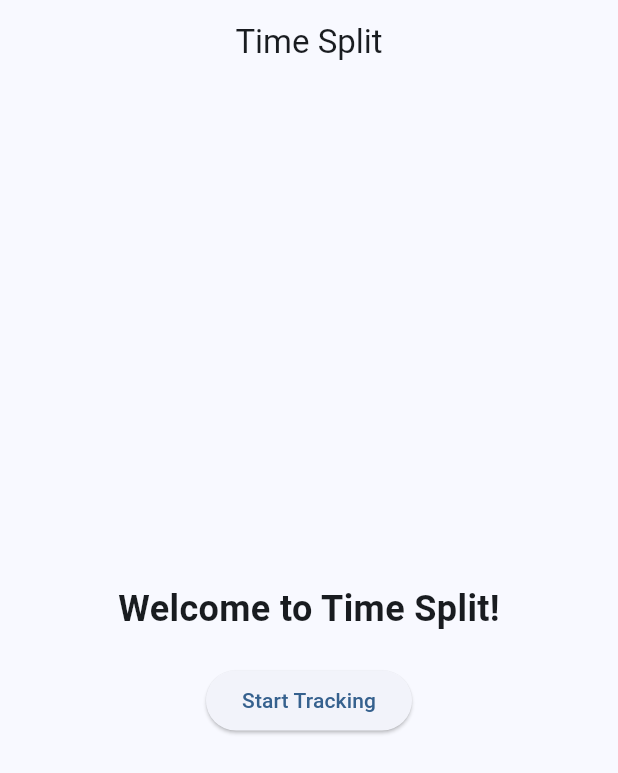
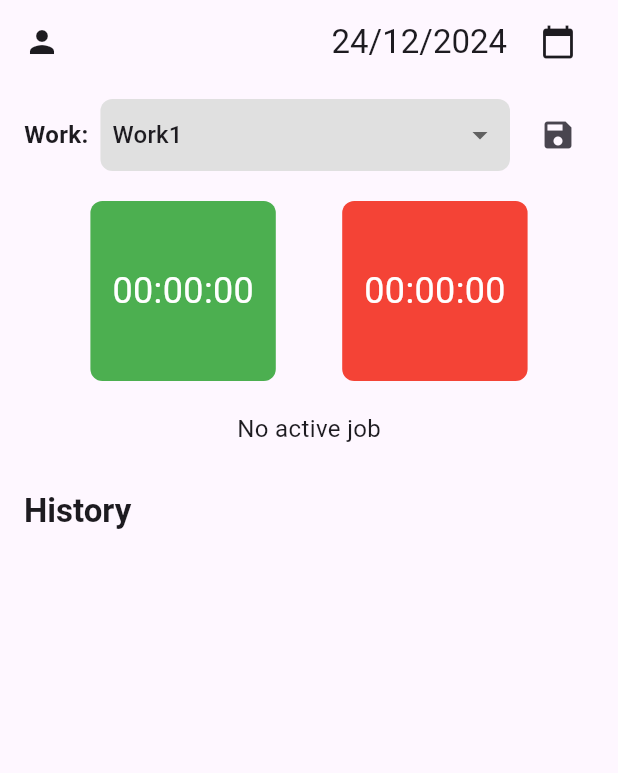
Before and after one commit to arda-sahin/TimeSplit, a Flutter app: the screen it shows after launch, on a phone screen of 412 x 824 dp. Shown: the top 773 px of the screen. Run offline on Flutter 3.47's test engine with Material 3 defaults, Android fonts, the phone set to English and light mode, and no system bars; our stand-ins replace sqflite; accounts and stored records are empty.

Commit message:
programın temelleri atıldı

```diff
--- a/lib/main.dart
+++ b/lib/main.dart
@@ -1,4 +1,6 @@
 import 'package:flutter/material.dart';
+import '../../views/home/home_view.dart';
+
 
 void main() {
   runApp(const MyApp());
@@ -11,43 +13,8 @@ class MyApp extends StatelessWidget {
   Widget build(BuildContext context) {
     return MaterialApp(
       title: 'Time Split',
-      theme: ThemeData(
-        colorScheme: ColorScheme.fromSeed(seedColor: Colors.blue),
-        useMaterial3: true,
-      ),
-      home: const HomePage(),
+      debugShowCheckedModeBanner: false,
+      home: const HomeView(),
     );
   }
 }
-
-class HomePage extends StatelessWidget {
-  const HomePage({super.key});
-
-  @override
-  Widget build(BuildContext context) {
-    return Scaffold(
-      appBar: AppBar(
-        title: const Text('Time Split'),
-        centerTitle: true,
-      ),
-      body: Center(
-        child: Column(
-          mainAxisAlignment: MainAxisAlignment.center,
-          children: [
-            const Text(
-              'Welcome to Time Split!',
-              style: TextStyle(fontSize: 24, fontWeight: FontWeight.bold),
-            ),
-            const SizedBox(height: 20),
-            ElevatedButton(
-              onPressed: () {
-                // Timer ekranına yönlendirme yapılabilir
-              },
-              child: const Text('Start Tracking'),
-            ),
-          ],
-        ),
-      ),
-    );
-  }
-}
--- /dev/null
+++ b/lib/models/category.dart
@@ -0,0 +1,29 @@
+class Category {
+  final int id;
+  final String name;
+  final bool isProductive;
+
+  Category({
+    required this.id,
+    required this.name,
+    required this.isProductive,
+  });
+
+  // Veritabanından gelen veriyi modele çevirme
+  factory Category.fromMap(Map<String, dynamic> map) {
+    return Category(
+      id: map['id'],
+      name: map['name'],
+      isProductive: map['isProductive'] == 1,
+    );
+  }
+
+  // Modeli veritabanına kaydetmek için haritaya çevirme
+  Map<String, dynamic> toMap() {
+    return {
+      'id': id,
+      'name': name,
+      'isProductive': isProductive ? 1 : 0,
+    };
+  }
+}
--- /dev/null
+++ b/lib/views/home/home_view.dart
@@ -0,0 +1,362 @@
+import 'dart:async';
+import 'package:flutter/material.dart';
+
+class HomeView extends StatefulWidget {
+  const HomeView({Key? key}) : super(key: key);
+
+  @override
+  State<HomeView> createState() => _HomeViewState();
+}
+
+class _HomeViewState extends State<HomeView> {
+  // Timer: her 1 saniyede bir "akmakta olan iş"i günceller
+  Timer? _timer;
+
+  // Günün toplam süreleri (asla sıfırlanmaz; gün bitince resetlenebilir)
+  Duration _productiveTotal = Duration.zero;
+  Duration _unproductiveTotal = Duration.zero;
+
+  // Şu anda aktif olan işin süresi (parça süre).
+  // "Start" dendiğinde 0’dan başlar ve ilerler. "Kaydet" veya iş değiştirince sıfırlanır.
+  Duration _currentJobTime = Duration.zero;
+
+  // Hangisi çalışıyor? 'productive', 'unproductive' veya null
+  String? _currentlyRunning;
+
+  // History listesi (parça kayıtlar)
+  final List<_HistoryItem> _history = [];
+
+  // Kategori seçimi (örnek bir liste)
+  final List<String> _mockCategories = ["Work1", "Work2"];
+  String? _selectedCategory;
+
+  @override
+  void initState() {
+    super.initState();
+    // Varsayılan olarak bir kategori seçili olsun
+    if (_mockCategories.isNotEmpty) {
+      _selectedCategory = _mockCategories.first;
+    }
+
+    // Her 1 saniyede bir Timer tetiklenerek, mevcut iş varsa _currentJobTime artacak
+    _timer = Timer.periodic(const Duration(seconds: 1), (timer) {
+      if (_currentlyRunning != null) {
+        setState(() {
+          _currentJobTime += const Duration(seconds: 1);
+        });
+      }
+    });
+  }
+
+  @override
+  void dispose() {
+    // Ekrandan çıkarken Timer’ı iptal et
+    _timer?.cancel();
+    super.dispose();
+  }
+
+  // Süreyi "HH:MM:SS" formatına çeviren yardımcı fonksiyon
+  String _formatDuration(Duration d) {
+    String twoDigits(int n) => n.toString().padLeft(2, '0');
+    final hours = twoDigits(d.inHours);
+    final minutes = twoDigits(d.inMinutes.remainder(60));
+    final seconds = twoDigits(d.inSeconds.remainder(60));
+    return "$hours:$minutes:$seconds";
+  }
+
+  // Üstte gösterilen tarih formatı (örnek basit kullanım)
+  String get _formattedDate {
+    final now = DateTime.now();
+    return "${now.day}/${now.month}/${now.year}";
+  }
+
+  // Yeşil kutuya tıklama
+  void _onTapGreen() {
+    setState(() {
+      // Eğer zaten yeşil çalışıyorsa => durdur
+      if (_currentlyRunning == 'productive') {
+        _currentlyRunning = null;
+        // Burada durdurmak haricinde _currentJobTime sıfırlamıyoruz.
+        // Çünkü "Kaydet" butonuna basılmadı. Kullanıcı kaydetmek isterse
+        // bu süreden yararlanır veya farklı bir mantık kurabilirsin.
+      }
+      // Eğer kırmızı çalışıyorsa => onu durdur ve yeşili başlat (parça süreyi sıfırla)
+      else if (_currentlyRunning == 'unproductive') {
+        _currentlyRunning = 'productive';
+        // Kırmızıdayken biriktirilmiş parça süreyi eğer kaydetmeden geçiyorsa
+        // sıfırlayabilir veya otomatik kaydedebilirsin. Şimdilik sıfırlıyoruz.
+        _currentJobTime = Duration.zero;
+      }
+      // Eğer hiçbir şey çalışmıyorsa => yeşili başlat
+      else {
+        _currentlyRunning = 'productive';
+        _currentJobTime = Duration.zero;
+      }
+    });
+  }
+
+  // Kırmızı kutuya tıklama
+  void _onTapRed() {
+    setState(() {
+      // Eğer zaten kırmızı çalışıyorsa => durdur
+      if (_currentlyRunning == 'unproductive') {
+        _currentlyRunning = null;
+      }
+      // Eğer yeşil çalışıyorsa => durdur ve kırmızı başlat
+      else if (_currentlyRunning == 'productive') {
+        _currentlyRunning = 'unproductive';
+        _currentJobTime = Duration.zero;
+      }
+      // Eğer hiçbiri çalışmıyorsa => kırmızıyı başlat
+      else {
+        _currentlyRunning = 'unproductive';
+        _currentJobTime = Duration.zero;
+      }
+    });
+  }
+
+  // Kaydet butonuna tıklama
+  // O anda hangi iş çalışıyorsa onun parça süresi history'e eklenir;
+  // toplam süreye eklenir; _currentJobTime = 0
+  void _saveTimerData() {
+    if (_currentlyRunning == null) {
+      // Hiçbir iş çalışmıyor
+      ScaffoldMessenger.of(context).showSnackBar(
+        const SnackBar(content: Text("No active job to save.")),
+      );
+      return;
+    }
+
+    // O an hangi kategori seçili?
+    final category = _selectedCategory ?? "Unknown";
+
+    // Parça süre
+    final chunk = _currentJobTime;
+
+    // History'e ekle
+    final color =
+    (_currentlyRunning == 'productive') ? Colors.green : Colors.red;
+    setState(() {
+      _history.add(_HistoryItem(
+        category: category,
+        duration: chunk,
+        color: color,
+      ));
+
+      // Günün toplamına ekle
+      if (_currentlyRunning == 'productive') {
+        _productiveTotal += chunk;
+      } else {
+        _unproductiveTotal += chunk;
+      }
+
+      // Parça süreyi sıfırla
+      _currentJobTime = Duration.zero;
+    });
+  }
+
+  @override
+  Widget build(BuildContext context) {
+    // Yeşil karede gösterilecek toplam süre
+    // Eğer yeşil çalışıyorsa, (günün toplam süresi + parça süre)
+    final productiveDisplay = (_currentlyRunning == 'productive')
+        ? _productiveTotal + _currentJobTime
+        : _productiveTotal;
+
+    // Kırmızı karede gösterilecek toplam süre
+    final unproductiveDisplay = (_currentlyRunning == 'unproductive')
+        ? _unproductiveTotal + _currentJobTime
+        : _unproductiveTotal;
+
+    // “Mevcut iş süresi” göstermek için
+    final currentJobText = (_currentlyRunning == null)
+        ? "No active job"
+        : "Current job time: ${_formatDuration(_currentJobTime)}";
+
+    return Scaffold(
+      appBar: AppBar(
+        title: Row(
+          mainAxisAlignment: MainAxisAlignment.end,
+          children: [
+            Text(_formattedDate),
+            const SizedBox(width: 10),
+            IconButton(
+              icon: const Icon(Icons.calendar_today),
+              onPressed: () {
+                // Takvim ekranına geçiş
+              },
+            ),
+          ],
+        ),
+        leading: IconButton(
+          icon: const Icon(Icons.person),
+          onPressed: () {
+            // Kategori yönetimi ya da kullanıcı ayarları ekranına gidebilirsin
+          },
+        ),
+      ),
+      body: SafeArea(
+        child: Padding(
+          padding:
+          const EdgeInsets.symmetric(horizontal: 16.0, vertical: 10.0),
+          child: Column(
+            children: [
+              // WORK + Category + Save
+              Row(
+                children: [
+                  const Text(
+                    "Work:",
+                    style: TextStyle(
+                      fontWeight: FontWeight.bold,
+                      fontSize: 16,
+                    ),
+                  ),
+                  const SizedBox(width: 8),
+                  Expanded(
+                    child: Container(
+                      padding: const EdgeInsets.symmetric(horizontal: 8),
+                      decoration: BoxDecoration(
+                        color: Colors.grey.shade300,
+                        borderRadius: BorderRadius.circular(8),
+                      ),
+                      child: DropdownButton<String>(
+                        value: _selectedCategory,
+                        isExpanded: true,
+                        underline: const SizedBox(),
+                        items: _mockCategories.map((cat) {
+                          return DropdownMenuItem(
+                            value: cat,
+                            child: Text(cat),
+                          );
+                        }).toList(),
+                        onChanged: (value) {
+                          setState(() {
+                            _selectedCategory = value;
+                          });
+                        },
+                      ),
+                    ),
+                  ),
+                  const SizedBox(width: 8),
+                  IconButton(
+                    icon: const Icon(Icons.save),
+                    onPressed: _saveTimerData,
+                  ),
+                ],
+              ),
+              const SizedBox(height: 20),
+
+              // Yeşil ve Kırmızı kutular
+              Row(
+                mainAxisAlignment: MainAxisAlignment.spaceEvenly,
+                children: [
+                  // Yeşil
+                  GestureDetector(
+                    onTap: _onTapGreen,
+                    child: Container(
+                      width: MediaQuery.of(context).size.width * 0.3,
+                      height: 120,
+                      decoration: BoxDecoration(
+                        color: Colors.green,
+                        borderRadius: BorderRadius.circular(8),
+                      ),
+                      child: Center(
+                        child: Text(
+                          _formatDuration(productiveDisplay),
+                          style: const TextStyle(
+                            fontSize: 24,
+                            color: Colors.white,
+                          ),
+                        ),
+                      ),
+                    ),
+                  ),
+
+                  // Kırmızı
+                  GestureDetector(
+                    onTap: _onTapRed,
+                    child: Container(
+                      width: MediaQuery.of(context).size.width * 0.3,
+                      height: 120,
+                      decoration: BoxDecoration(
+                        color: Colors.red,
+                        borderRadius: BorderRadius.circular(8),
+                      ),
+                      child: Center(
+                        child: Text(
+                          _formatDuration(unproductiveDisplay),
+                          style: const TextStyle(
+                            fontSize: 24,
+                            color: Colors.white,
+                          ),
+                        ),
+                      ),
+                    ),
+                  ),
+                ],
+              ),
+
+              const SizedBox(height: 20),
+
+              // Mevcut iş süresi (Current job time)
+              Text(
+                currentJobText,
+                style: const TextStyle(fontSize: 16),
+              ),
+
+              const SizedBox(height: 30),
+
+              // History
+              Align(
+                alignment: Alignment.centerLeft,
+                child: Text(
+                  "History",
+                  style: Theme.of(context).textTheme.titleLarge?.copyWith(
+                    fontWeight: FontWeight.bold,
+                  ),
+                ),
+              ),
+              const SizedBox(height: 8),
+              Expanded(
+                child: ListView.builder(
+                  itemCount: _history.length,
+                  itemBuilder: (context, index) {
+                    final item = _history[index];
+                    return Padding(
+                      padding: const EdgeInsets.symmetric(vertical: 4.0),
+                      child: Row(
+                        mainAxisAlignment: MainAxisAlignment.spaceBetween,
+                        children: [
+                          Text(item.category),
+                          Text(_formatDuration(item.duration)),
+                          Container(
+                            width: 16,
+                            height: 16,
+                            color: item.color,
+                          ),
+                        ],
+                      ),
+                    );
+                  },
+                ),
+              ),
+            ],
+          ),
+        ),
+      ),
+    );
+  }
+}
+
+// Basit bir "History" item modeli
+class _HistoryItem {
+  final String category;
+  final Duration duration;
+  final Color color;
+
+  _HistoryItem({
+    required this.category,
+    required this.duration,
+    required this.color,
+  });
+}
```
Also changed, not shown: lib/core/constants.dart (added, +7 -0 lines), lib/models/timer_entry.dart (added, +35 -0 lines), lib/services/category_service.dart (added, +17 -0 lines), lib/services/database_helper.dart (added, +50 -0 lines), lib/services/timer_service.dart (added, +30 -0 lines), lib/views/category/category_view.dart (added, +98 -0 lines), pubspec.yaml (+4 -3 lines), lib/core/app_theme.dart (added), lib/widgets/custom_button.dart (added), pubspec.lock, 3 other files.
